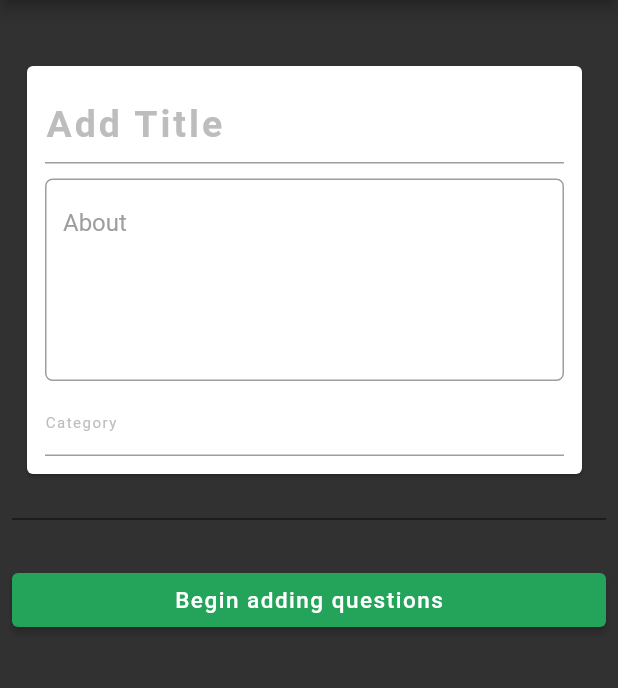
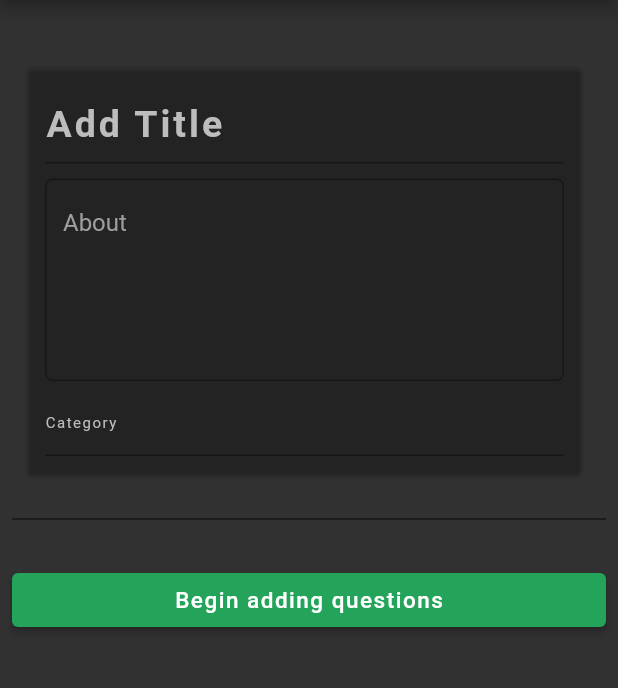
Before and after one commit to kaglet/Kwiz, a Flutter app: the AddQuiz screen opened directly, on a phone screen of 412 x 824 dp, the part 84-772 px from its top. Run offline on Flutter 3.47's test engine with Material 2 defaults, Android fonts, the phone set to English and light mode, and no system bars.

Commit message:
Update background color for card to transparent

```diff
--- a/lib/classes/aboutCard.dart
+++ b/lib/classes/aboutCard.dart
@@ -14,7 +14,7 @@ class _aboutQuizCardState extends State<aboutQuizCard> {
   @override
   Widget build(BuildContext context) {
     return Card(
-      color: Colors.white,
+      color: Colors.transparent,
       margin: EdgeInsets.fromLTRB(10.0, 16.0, 16.0, 0),
       child: Padding(
         padding: const EdgeInsets.all(12.0),
--- a/lib/main.dart
+++ b/lib/main.dart
@@ -28,5 +28,5 @@ void main() => runApp(MaterialApp(
         accentColor:
             Color.fromARGB(255, 67, 162, 89), // Set the accent color to purple
       ),
-      home: QuizScreen(),
+      home: AddQuiz(),
     ));
```
